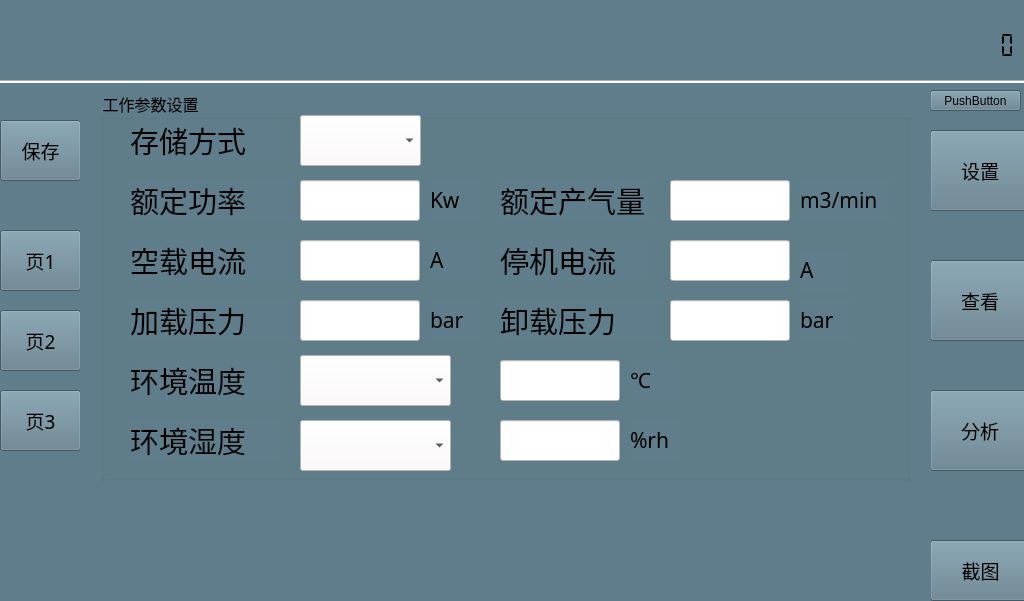
Qt form mainwindow.ui (alphonso64/EnergyBox) before a commit.
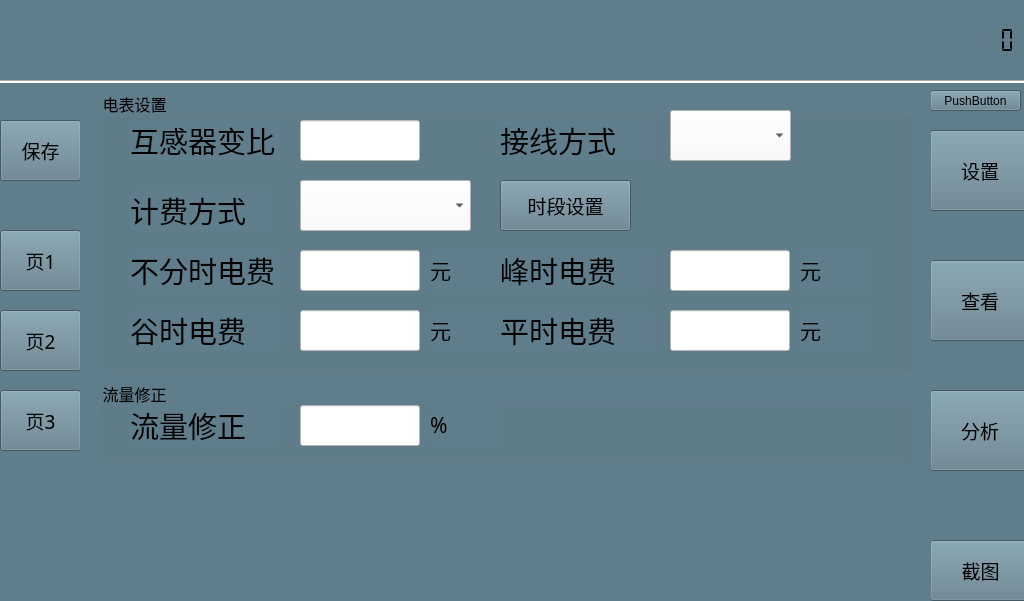
The same form after that commit. Icons and pictures are not drawn.

Patch:
```diff
--- a/mainwindow.ui
+++ b/mainwindow.ui
@@ -41,9 +41,9 @@
    <widget class="QLabel" name="label">
     <property name="geometry">
      <rect>
-      <x>220</x>
+      <x>342</x>
       <y>20</y>
-      <width>461</width>
+      <width>340</width>
       <height>41</height>
      </rect>
     </property>
@@ -1403,8 +1403,8 @@
     <zorder>pushButton_17</zorder>
     <zorder>pushButton_24</zorder>
     <zorder>widget_3</zorder>
-    <zorder>widget_10</zorder>
     <zorder>widget_9</zorder>
+    <zorder>widget_10</zorder>
    </widget>
    <widget class="QWidget" name="widget_5" native="true">
     <property name="geometry">
@@ -4877,9 +4877,9 @@
     <property name="geometry">
      <rect>
       <x>760</x>
-      <y>30</y>
+      <y>20</y>
       <width>261</width>
-      <height>31</height>
+      <height>41</height>
      </rect>
     </property>
     <property name="frameShape">
```
